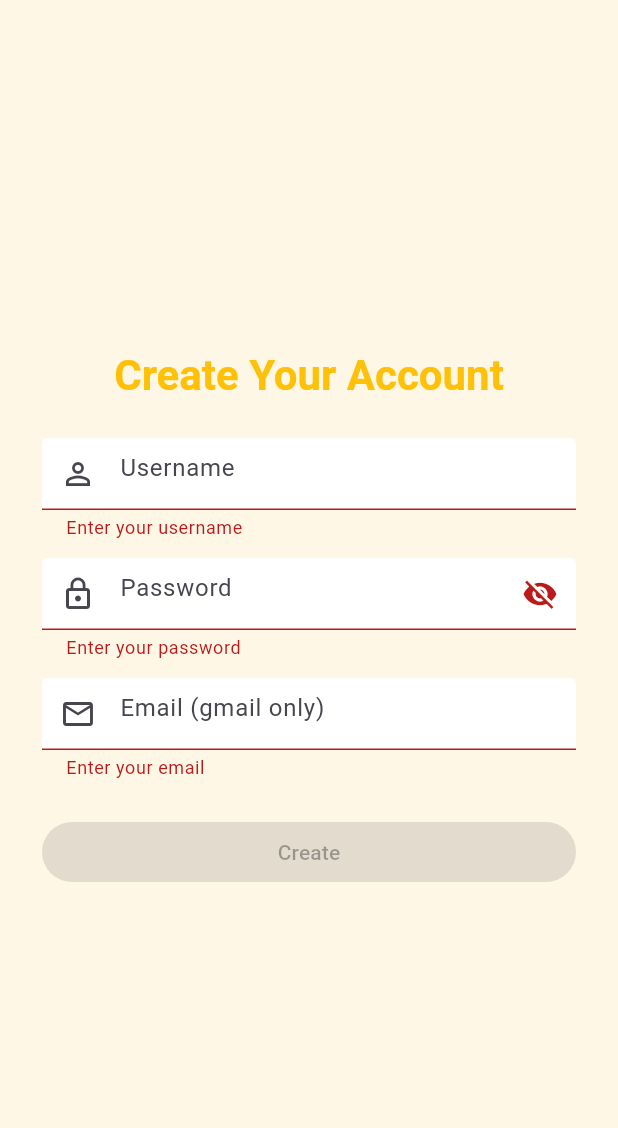
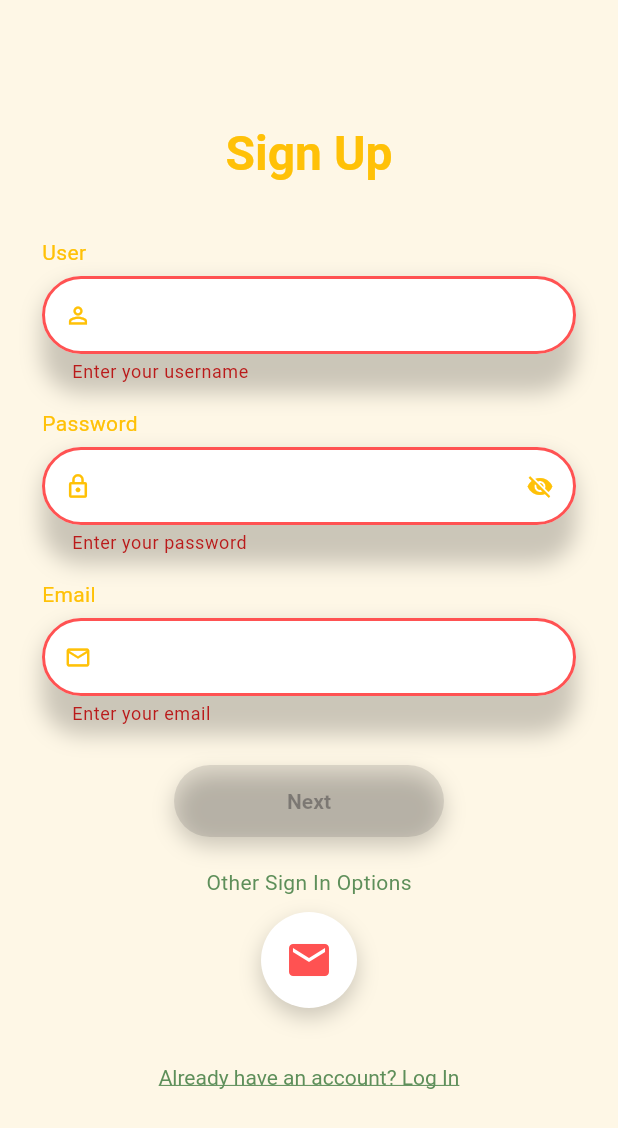
Before and after one commit to Moviles-2025-2-Grupo-Chevere/TalentBridge, a Flutter app: the Signup screen opened directly, on a phone screen of 412 x 824 dp. Shown: the top 1128 px of the screen. Run offline on Flutter 3.47's test engine with Material 3 defaults, Android fonts, the phone set to English and light mode, and no system bars.

Commit message:
chore: style Signup to match mock (labels above fields, pill inputs, shadows, centered CTA)

```diff
--- a/talent_bridge_fl/lib/views/signup/signup.dart
+++ b/talent_bridge_fl/lib/views/signup/signup.dart
@@ -1,13 +1,19 @@
 import 'package:flutter/material.dart';
 import 'package:flutter/services.dart';
 
+// ---------- COLOR & SHAPE TOKENS ----------
+const kBg         = Color(0xFFFEF7E6); // cream background
+const kAmber      = Color(0xFFFFC107); // borders & CTA
+const kBrandGreen = Color(0xFF568C73); // titles
+const kLinkGreen  = Color(0xFF5E8F5A); // links / helper text
+const kShadowCol  = Color(0x33000000); // 20% black shadow
+const kPillRadius = 26.0;              // pill look (≈ height/2)
+
 // ---------- GMAIL LIMITS ----------
-const int kMaxGmailLocal = 30;   // max characters BEFORE @gmail.com
-const int kGmailSuffixLen = 10;  // "@gmail.com".length
+const int kMaxGmailLocal = 30;  // max chars before @gmail.com
+const int kGmailSuffixLen = 10; // length of "@gmail.com"
 
 // ---------- VALIDATORS ----------
-
-// Username: 3–30 chars, letters/numbers/._- allowed
 String? _username(String? v, {int min = 3, int max = 30}) {
   final value = (v ?? '').trim();
   if (value.isEmpty) return 'Enter your username';
@@ -18,7 +24,6 @@
   return null;
 }
 
-// Gmail-only email with strict length caps
 String? _gmailOnly(String? v) {
   final value = (v ?? '').trim();
   if (value.isEmpty) return 'Enter your email';
@@ -27,25 +32,20 @@
   if (value.length > kMaxGmailLocal + kGmailSuffixLen) {
     return 'Max $kMaxGmailLocal characters before @gmail.com';
   }
-
   if (!value.toLowerCase().endsWith('@gmail.com')) {
     return 'Must be a @gmail.com email';
   }
 
   final local = value.substring(0, value.length - '@gmail.com'.length);
   if (local.isEmpty) return 'Invalid email';
-
-  final localOk =
-      RegExp(r"^[A-Za-z0-9.!#$%&'*+/=?^_`{|}~-]+$").hasMatch(local);
+  final localOk = RegExp(r"^[A-Za-z0-9.!#$%&'*+/=?^_`{|}~-]+$").hasMatch(local);
   if (!localOk) return 'Invalid email';
-
   if (local.length > kMaxGmailLocal) {
     return 'Max $kMaxGmailLocal characters before @gmail.com';
   }
   return null;
 }
 
-// Password: 8–64
 String? _password(String? v, {int min = 8, int max = 64}) {
   final value = v ?? '';
   if (value.isEmpty) return 'Enter your password';
@@ -54,10 +54,57 @@
   return null;
 }
 
-// ---------- SIGNUP SCREEN ----------
+// ---------- UI HELPERS ----------
+InputDecoration _pillInput({
+  IconData? icon,
+  Widget? suffix,
+}) {
+  return InputDecoration(
+    // no floating label; we place a Text() label *above* the field
+    prefixIcon: icon != null ? Icon(icon, color: kAmber) : null,
+    suffixIcon: suffix,
+    filled: true,
+    fillColor: Colors.white,
+    isDense: true,
+    contentPadding: const EdgeInsets.symmetric(horizontal: 16, vertical: 14),
+    enabledBorder: OutlineInputBorder(
+      borderRadius: BorderRadius.circular(kPillRadius),
+      borderSide: const BorderSide(color: kAmber, width: 2),
+    ),
+    focusedBorder: OutlineInputBorder(
+      borderRadius: BorderRadius.circular(kPillRadius),
+      borderSide: const BorderSide(color: kAmber, width: 3),
+    ),
+    errorBorder: OutlineInputBorder(
+      borderRadius: BorderRadius.circular(kPillRadius),
+      borderSide: const BorderSide(color: Colors.redAccent, width: 2),
+    ),
+    focusedErrorBorder: OutlineInputBorder(
+      borderRadius: BorderRadius.circular(kPillRadius),
+      borderSide: const BorderSide(color: Colors.redAccent, width: 3),
+    ),
+  );
+}
+
+Widget _shadowWrap(Widget child) {
+  return Container(
+    decoration: BoxDecoration(
+      borderRadius: BorderRadius.circular(kPillRadius),
+      boxShadow: const [
+        BoxShadow(
+          color: kShadowCol,
+          offset: Offset(0, 6),
+          blurRadius: 12,
+        ),
+      ],
+    ),
+    child: child,
+  );
+}
+
+// ---------- SCREEN ----------
 class Signup extends StatefulWidget {
   const Signup({super.key});
-
   @override
   State<Signup> createState() => _SignupState();
 }
@@ -69,7 +116,6 @@
   final _passCtrl  = TextEditingController();
   final _emailCtrl = TextEditingController();
 
-  // Enable/disable button + password visibility
   final _isValid = ValueNotifier<bool>(false);
   final _obscure = ValueNotifier<bool>(true);
 
@@ -79,7 +125,6 @@
     _userCtrl.addListener(_revalidate);
     _passCtrl.addListener(_revalidate);
     _emailCtrl.addListener(_revalidate);
-    // Revalidate after first frame (covers autofill/paste)
     WidgetsBinding.instance.addPostFrameCallback((_) => _revalidate());
   }
 
@@ -103,14 +148,19 @@
       ScaffoldMessenger.of(context).showSnackBar(
         const SnackBar(content: Text('Valid form — ready to create account')),
       );
-      // Next: call your real signup API here.
+      // Plug real signup API here.
     }
   }
 
   @override
   Widget build(BuildContext context) {
+    final labelStyle = Theme.of(context)
+        .textTheme
+        .bodyMedium
+        ?.copyWith(color: kAmber);
+
     return Scaffold(
-      backgroundColor: const Color(0xFFFEF7E6), // same cream bg as Login
+      backgroundColor: kBg,
       body: SafeArea(
         child: Center(
           child: SingleChildScrollView(
@@ -124,16 +174,19 @@
                   children: [
                     // Title
                     Text(
-                      'Create Your Account',
+                      'Sign Up',
                       textAlign: TextAlign.center,
-                      style: Theme.of(context).textTheme.headlineMedium?.copyWith(
-                            color: const Color(0xFFFFC107),
+                      style: Theme.of(context).textTheme.headlineLarge?.copyWith(
+                            color: kAmber,
                             fontWeight: FontWeight.w700,
                           ),
                     ),
-                    const SizedBox(height: 24),
+                    const SizedBox(height: 36),
 
-                    // Username
+                    // ----- USER (label above + pill input) -----
+                    Text('User', style: labelStyle),
+                    const SizedBox(height: 6),
+                    _shadowWrap(
                       TextFormField(
                         controller: _userCtrl,
                         textInputAction: TextInputAction.next,
@@ -141,34 +194,32 @@
                           LengthLimitingTextInputFormatter(30),
                           FilteringTextInputFormatter.deny(RegExp(r'\s')),
                         ],
-                      decoration: const InputDecoration(
-                        hintText: 'Username',
-                        prefixIcon: Icon(Icons.person_outline),
-                        filled: true,
-                        fillColor: Colors.white,
-                      ),
+                        decoration: _pillInput(icon: Icons.person_outline),
                         validator: _username,
                         onChanged: (_) => _revalidate(),
                         onEditingComplete: _revalidate,
                       ),
-                    const SizedBox(height: 12),
+                    ),
 
-                    // Password (with eye toggle)
+                    const SizedBox(height: 16),
+
+                    // ----- PASSWORD -----
+                    Text('Password', style: labelStyle),
+                    const SizedBox(height: 6),
                     ValueListenableBuilder<bool>(
                       valueListenable: _obscure,
-                      builder: (_, isObscure, __) => TextFormField(
+                      builder: (_, isObscure, __) => _shadowWrap(
+                        TextFormField(
                           controller: _passCtrl,
                           obscureText: isObscure,
                           textInputAction: TextInputAction.next,
                           inputFormatters: [LengthLimitingTextInputFormatter(64)],
-                        decoration: InputDecoration(
-                          hintText: 'Password',
-                          prefixIcon: const Icon(Icons.lock_outline),
-                          filled: true,
-                          fillColor: Colors.white,
-                          suffixIcon: IconButton(
+                          decoration: _pillInput(
+                            icon: Icons.lock_outline,
+                            suffix: IconButton(
                               onPressed: () => _obscure.value = !isObscure,
                               icon: Icon(isObscure ? Icons.visibility_off : Icons.visibility),
+                              color: kAmber,
                             ),
                           ),
                           validator: _password,
@@ -176,9 +227,14 @@
                           onEditingComplete: _revalidate,
                         ),
                       ),
-                    const SizedBox(height: 12),
+                    ),
 
-                    // Email (gmail only, hard length cap)
+                    const SizedBox(height: 16),
+
+                    // ----- EMAIL -----
+                    Text('Email', style: labelStyle),
+                    const SizedBox(height: 6),
+                    _shadowWrap(
                       TextFormField(
                         controller: _emailCtrl,
                         textInputAction: TextInputAction.done,
@@ -188,25 +244,109 @@
                           LengthLimitingTextInputFormatter(kMaxGmailLocal + kGmailSuffixLen),
                           FilteringTextInputFormatter.deny(RegExp(r'\s')),
                         ],
-                      decoration: const InputDecoration(
-                        hintText: 'Email (gmail only)',
-                        prefixIcon: Icon(Icons.email_outlined),
-                        filled: true,
-                        fillColor: Colors.white,
-                      ),
+                        decoration: _pillInput(icon: Icons.email_outlined),
                         validator: _gmailOnly,
                         onChanged: (_) => _revalidate(),
                         onEditingComplete: _revalidate,
                         onFieldSubmitted: (_) => _submit(),
                       ),
-                    const SizedBox(height: 24),
+                    ),
 
-                    // Create (disabled until valid)
+                    const SizedBox(height: 26),
+
+                    // ----- CTA "Next" (pill, shadow, disabled until valid) -----
                     ValueListenableBuilder<bool>(
                       valueListenable: _isValid,
-                      builder: (_, ok, __) => ElevatedButton(
+                      builder: (_, ok, __) => Center(
+                        child: SizedBox(
+                          width: 180,
+                          height: 48,
+                          child: DecoratedBox(
+                            decoration: const BoxDecoration(
+                              borderRadius: BorderRadius.all(Radius.circular(24)),
+                              boxShadow: [
+                                BoxShadow(
+                                  color: kShadowCol,
+                                  offset: Offset(0, 6),
+                                  blurRadius: 12,
+                                ),
+                              ],
+                            ),
+                            child: ElevatedButton(
                               onPressed: ok ? _submit : null,
-                        child: const Text('Create'),
+                              style: ElevatedButton.styleFrom(
+                                backgroundColor: kAmber,
+                                foregroundColor: Colors.white,
+                                shape: RoundedRectangleBorder(
+                                  borderRadius: BorderRadius.circular(24),
+                                ),
+                                elevation: 0,
+                                textStyle: const TextStyle(fontWeight: FontWeight.w600),
+                              ),
+                              child: const Text('Next'),
+                            ),
+                          ),
+                        ),
+                      ),
+                    ),
+
+                    const SizedBox(height: 20),
+
+                    // ----- "Other Sign In Options" -----
+                    Center(
+                      child: Text(
+                        'Other Sign In Options',
+                        style: Theme.of(context).textTheme.bodyMedium?.copyWith(color: kLinkGreen),
+                      ),
+                    ),
+                    const SizedBox(height: 10),
+
+                    // ----- Round Gmail button -----
+                    Center(
+                      child: InkWell(
+                        borderRadius: BorderRadius.circular(32),
+                        onTap: () {
+                          ScaffoldMessenger.of(context).showSnackBar(
+                            const SnackBar(content: Text('Google Sign-In (pending)')),
+                          );
+                        },
+                        child: Container(
+                          width: 64,
+                          height: 64,
+                          decoration: const BoxDecoration(
+                            color: Colors.white,
+                            shape: BoxShape.circle,
+                            boxShadow: [
+                              BoxShadow(
+                                color: kShadowCol,
+                                offset: Offset(0, 6),
+                                blurRadius: 12,
+                              ),
+                            ],
+                          ),
+                          alignment: Alignment.center,
+                          // Replace with your Gmail asset if you have one:
+                          // child: Image.asset('assets/icons/gmail.png', width: 32, height: 32),
+                          child: const Icon(Icons.mail, size: 32, color: Colors.redAccent),
+                        ),
+                      ),
+                    ),
+
+                    const SizedBox(height: 22),
+
+                    // ----- Bottom link -----
+                    Center(
+                      child: TextButton(
+                        onPressed: () {
+                          ScaffoldMessenger.of(context).showSnackBar(
+                            const SnackBar(content: Text('Navigate to Log In (pending)')),
+                          );
+                        },
+                        style: TextButton.styleFrom(
+                          foregroundColor: kLinkGreen,
+                          textStyle: const TextStyle(decoration: TextDecoration.underline),
+                        ),
+                        child: const Text('Already have an account? Log In'),
                       ),
                     ),
                   ],
```
Lines whose indentation alone changed are shown as unchanged.
